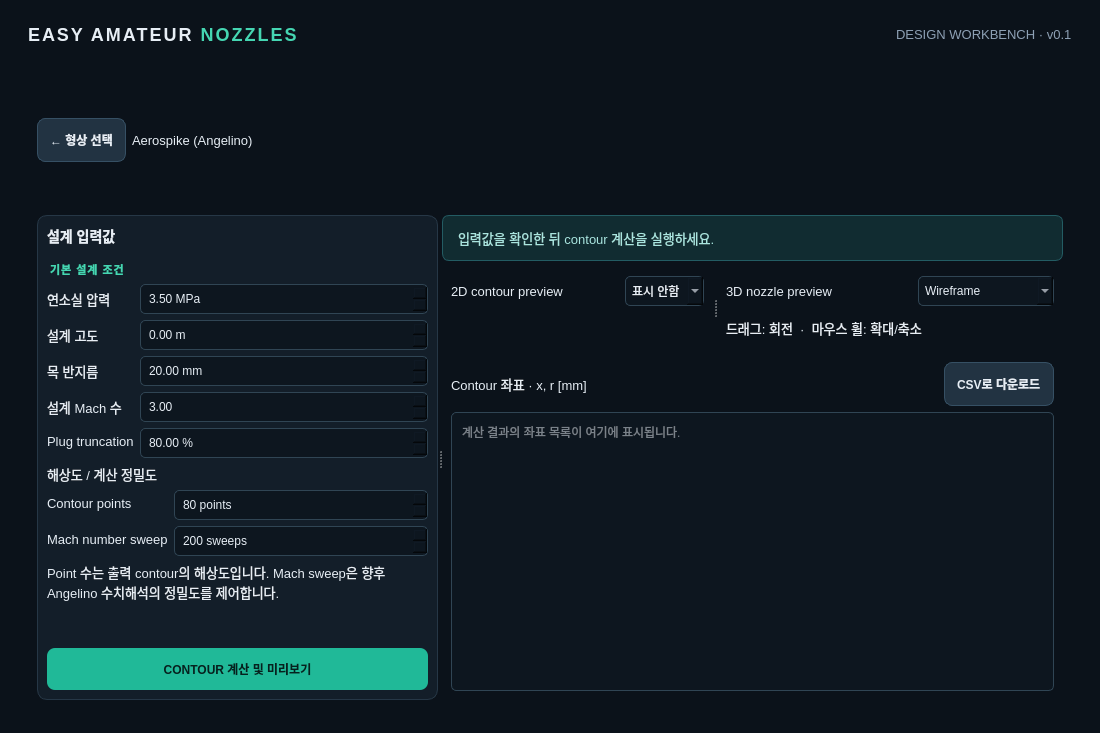
First picture: the form in form.ui, repository frontback333/Easy-Amateur-Nozzles, before the edit.
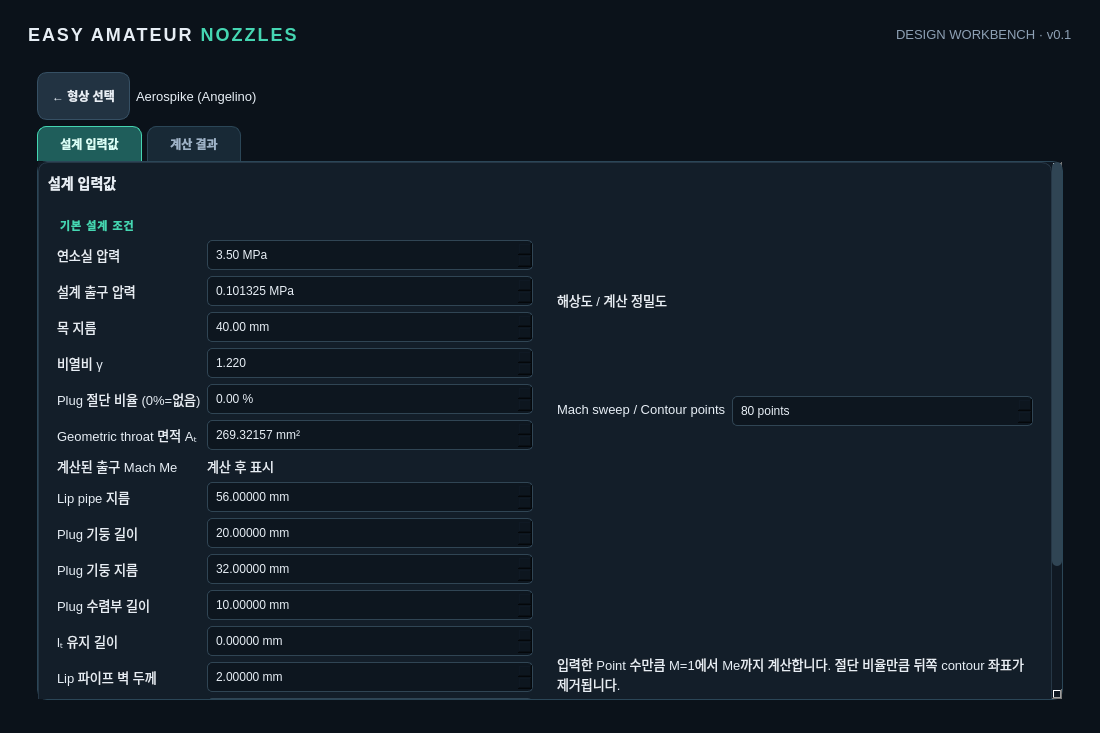
Second picture: the form after the edit. The open tabs and pages were chosen to show the change.

Commit message: feat: refine Angelino throat geometry and 3D preview

```diff
--- a/form.ui
+++ b/form.ui
@@ -20,7 +20,7 @@
    <string>Easy Amateur Nozzles</string>
   </property>
   <property name="styleSheet">
-   <string notr="true">QMainWindow{background:#0b121a;color:#e7eef5} QLabel{color:#e7eef5;font-size:13px}#brand{font-size:18px;font-weight:800;letter-spacing:2px}#muted{color:#8da0b4}#heading{font-size:26px;font-weight:700;margin-top:8px}#sectionTitle{font-size:14px;font-weight:700}#group{color:#45d6b2;font-size:11px;font-weight:700;letter-spacing:1px;margin-top:8px}#panel{background:#131e29;border:1px solid #263746;border-radius:10px}#shapeCard{background:#131e29;border:1px solid #263746;border-radius:10px}#shapeCard:hover{background:#172633;border:1px solid #45d6b2}#cardTitle{font-size:16px;font-weight:700}#cardText{color:#a9bac9;min-height:62px}#availableBadge,#soonBadge{border-radius:8px;padding:3px 7px;font-size:10px;font-weight:700}#availableBadge{background:#1d554d;color:#76ecd0}#soonBadge{background:#293746;color:#93a4b4}QDoubleSpinBox,QSpinBox,QTextEdit,QComboBox{background:#0d161f;border:1px solid #304554;border-radius:5px;padding:6px;color:#e7eef5}QComboBox QAbstractItemView{background:#172633;color:#e7eef5;selection-background-color:#2d6470;selection-color:#ffffff;border:1px solid #45d6b2}QPushButton{background:#223342;color:#e7eef5;border:1px solid #365064;border-radius:8px;padding:12px;text-align:left;font-weight:600}QPushButton:hover{background:#2d4456}QPushButton:disabled{color:#8193a3;background:#17232e;border-color:#263746}#calculateButton{background:#20b998;color:#06211e;border:none;text-align:center;font-weight:800}#calculateButton:hover{background:#45d6b2}#status{background:#112c31;border:1px solid #235c63;border-radius:7px}#status QLabel{color:#a9e5df;padding:3px}</string>
+   <string notr="true">QMainWindow{background:#0b121a;color:#e7eef5} QLabel{color:#e7eef5;font-size:13px}#brand{font-size:18px;font-weight:800;letter-spacing:2px}#muted{color:#8da0b4}#heading{font-size:26px;font-weight:700;margin-top:8px}#sectionTitle{font-size:14px;font-weight:700}#group{color:#45d6b2;font-size:11px;font-weight:700;letter-spacing:1px;margin-top:8px}#panel{background:#131e29;border:1px solid #263746;border-radius:10px}#shapeCard{background:#131e29;border:1px solid #263746;border-radius:12px}#shapeCard:hover{background:#172633;border:1px solid #45d6b2}#shapeEyebrow{color:#7e9aad;font-size:10px;font-weight:800;letter-spacing:1.3px}#shapeTitle{font-size:18px;font-weight:800;color:#f1f7fb}#shapeMethod{color:#76ecd0;font-size:11px;font-weight:700;letter-spacing:.5px}#shapeRule{background:#2a5260;min-height:2px;max-height:2px}#shapeDescription{color:#a9bac9;font-size:12px;min-height:48px}#shapeStatusReady,#shapeStatusSoon{border-radius:8px;padding:4px 7px;font-size:10px;font-weight:800;letter-spacing:.5px}#shapeStatusReady{background:#1d554d;color:#76ecd0}#shapeStatusSoon{background:#1b303d;color:#a9bac9}#shapeAction{color:#79b8c6;font-size:11px;font-weight:700}QDoubleSpinBox,QSpinBox,QTextEdit,QComboBox{background:#0d161f;border:1px solid #304554;border-radius:5px;padding:6px;color:#e7eef5}QComboBox QAbstractItemView{background:#172633;color:#e7eef5;selection-background-color:#2d6470;selection-color:#ffffff;border:1px solid #45d6b2}QCheckBox{color:#d9fff7;font-weight:600;spacing:6px}QCheckBox::indicator{width:15px;height:15px}QCheckBox::indicator:checked{background:#45d6b2;border:1px solid #76ecd0;border-radius:3px}QScrollArea{background:#101923;border:0}QScrollBar:vertical{background:#101923;width:10px}QScrollBar::handle:vertical{background:#304554;border-radius:5px;min-height:24px}QTabWidget::pane{border:1px solid #2b4657;border-radius:10px;background:#101923}QTabBar::tab{background:#182936;color:#9eb3c8;border:1px solid #2b4657;border-bottom:0;border-top-left-radius:9px;border-top-right-radius:9px;padding:10px 22px;margin-right:5px;font-weight:700}QTabBar::tab:selected{background:#1f5e5b;color:#d9fff7;border-color:#45d6b2}QPushButton{background:#223342;color:#e7eef5;border:1px solid #365064;border-radius:10px;padding:14px;text-align:left;font-weight:600}QPushButton:hover{background:#2d4456}QPushButton:disabled{color:#8193a3;background:#17232e;border-color:#263746}#angelinoButton,#mocAerospikeButton,#raoButton,#mocBellButton,#conicalButton{background:#1d4651;border:1px solid #367282;border-radius:7px;color:#d9fff7;font-size:11px;font-weight:800;padding:7px 10px;text-align:center}#angelinoButton:hover{background:#277b72;border-color:#8effdb}#mocAerospikeButton:disabled,#raoButton:disabled,#mocBellButton:disabled,#conicalButton:disabled{background:#172632;color:#8193a3;border-color:#2b4657}#calculateButton{background:#20b998;color:#06211e;border:none;text-align:center;font-weight:800}#calculateButton:hover{background:#45d6b2}#status{background:#112c31;border:1px solid #235c63;border-radius:7px}#status QLabel{color:#a9e5df;padding:3px}</string>
   </property>
   <widget class="QWidget" name="centralwidget">
    <layout class="QVBoxLayout" name="rootLayout">
@@ -244,11 +244,13 @@
          </layout>
         </item>
         <item>
-         <widget class="QSplitter" name="mainSplitter">
-          <property name="orientation">
-           <enum>Qt::Orientation::Horizontal</enum>
-          </property>
-          <widget class="QFrame" name="panel">
+         <widget class="QTabWidget" name="designTabs">
+          <widget class="QScrollArea" name="inputScroll">
+           <attribute name="title">
+            <string>설계 입력값</string>
+           </attribute>
+           <property name="widgetResizable"><bool>true</bool></property>
+           <widget class="QFrame" name="panel">
            <layout class="QVBoxLayout" name="inputLayout">
             <item>
              <widget class="QLabel" name="sectionTitle">
@@ -257,15 +259,20 @@
               </property>
              </widget>
             </item>
-            <item>
-             <widget class="QLabel" name="group">
+             <item>
+              <layout class="QHBoxLayout" name="inputGroupsLayout">
+               <item>
+                <widget class="QFrame" name="inputGroup">
+                 <layout class="QVBoxLayout" name="primaryInputLayout">
+                  <item>
+                   <widget class="QLabel" name="group">
               <property name="text">
                <string>기본 설계 조건</string>
               </property>
-             </widget>
-            </item>
-            <item>
-             <layout class="QFormLayout" name="inputForm">
+                   </widget>
+                  </item>
+                  <item>
+                   <layout class="QFormLayout" name="inputForm">
               <item row="0" column="0">
                <widget class="QLabel" name="pressureText">
                 <property name="text">
@@ -295,24 +302,33 @@
               <item row="1" column="0">
                <widget class="QLabel" name="altitudeText">
                 <property name="text">
-                 <string>설계 고도</string>
+                 <string>설계 출구 압력</string>
                 </property>
                </widget>
               </item>
               <item row="1" column="1">
                <widget class="QDoubleSpinBox" name="altitudeSpin">
                 <property name="suffix">
-                 <string> m</string>
+                 <string> MPa</string>
+                </property>
+                <property name="decimals">
+                 <number>6</number>
+                </property>
+                <property name="minimum">
+                 <double>0.000001000000000</double>
                 </property>
                 <property name="maximum">
-                 <double>100000.000000000000000</double>
+                 <double>100.000000000000000</double>
+                </property>
+                <property name="value">
+                 <double>0.101325000000000</double>
                 </property>
                </widget>
               </item>
               <item row="2" column="0">
                <widget class="QLabel" name="throatText">
                 <property name="text">
-                 <string>목 반지름</string>
+                 <string>목 지름</string>
                 </property>
                </widget>
               </item>
@@ -322,40 +338,43 @@
                  <string> mm</string>
                 </property>
                 <property name="minimum">
-                 <double>0.100000000000000</double>
+                 <double>0.200000000000000</double>
                 </property>
                 <property name="maximum">
-                 <double>500.000000000000000</double>
+                 <double>1000.000000000000000</double>
                 </property>
                 <property name="value">
-                 <double>20.000000000000000</double>
+                 <double>40.000000000000000</double>
                 </property>
                </widget>
               </item>
               <item row="3" column="0">
                <widget class="QLabel" name="machText">
                 <property name="text">
-                 <string>설계 Mach 수</string>
+                 <string>비열비 γ</string>
                 </property>
                </widget>
               </item>
               <item row="3" column="1">
                <widget class="QDoubleSpinBox" name="machSpin">
+                <property name="decimals">
+                 <number>3</number>
+                </property>
                 <property name="minimum">
-                 <double>1.010000000000000</double>
+                 <double>1.050000000000000</double>
                 </property>
                 <property name="maximum">
-                 <double>10.000000000000000</double>
+                 <double>1.670000000000000</double>
                 </property>
                 <property name="value">
-                 <double>3.000000000000000</double>
+                 <double>1.220000000000000</double>
                 </property>
                </widget>
               </item>
               <item row="4" column="0">
                <widget class="QLabel" name="truncationText">
                 <property name="text">
-                 <string>Plug truncation</string>
+                 <string>Plug 절단 비율 (0%=없음)</string>
                 </property>
                </widget>
               </item>
@@ -365,31 +384,57 @@
                  <string> %</string>
                 </property>
                 <property name="minimum">
-                 <double>5.000000000000000</double>
+                 <double>0.000000000000000</double>
                 </property>
                 <property name="maximum">
                  <double>100.000000000000000</double>
                 </property>
                 <property name="value">
-                 <double>80.000000000000000</double>
+                 <double>0.000000000000000</double>
                 </property>
                </widget>
               </item>
-             </layout>
-            </item>
-            <item>
-             <widget class="QLabel" name="group">
+              <item row="5" column="0"><widget class="QLabel" name="throatAreaText"><property name="text"><string>Geometric throat 면적 Aₜ</string></property></widget></item>
+              <item row="5" column="1"><widget class="QDoubleSpinBox" name="throatAreaSpin"><property name="suffix"><string> mm²</string></property><property name="decimals"><number>5</number></property><property name="minimum"><double>0.001000000000000</double></property><property name="maximum"><double>1000000.000000000000000</double></property><property name="value"><double>269.321570000000000</double></property></widget></item>
+              <item row="6" column="0"><widget class="QLabel" name="meText"><property name="text"><string>계산된 출구 Mach Me</string></property></widget></item>
+              <item row="6" column="1"><widget class="QLabel" name="meValue"><property name="text"><string>계산 후 표시</string></property></widget></item>
+              <item row="7" column="0"><widget class="QLabel" name="lipRadiusText"><property name="text"><string>Lip pipe 지름</string></property></widget></item>
+              <item row="7" column="1"><widget class="QDoubleSpinBox" name="lipPipeRadiusSpin"><property name="suffix"><string> mm</string></property><property name="decimals"><number>5</number></property><property name="minimum"><double>0.200000000000000</double></property><property name="maximum"><double>2000.000000000000000</double></property><property name="value"><double>56.000000000000000</double></property></widget></item>
+              <item row="8" column="0"><widget class="QLabel" name="plugColumnLengthText"><property name="text"><string>Plug 기둥 길이</string></property></widget></item>
+              <item row="8" column="1"><widget class="QDoubleSpinBox" name="plugColumnLengthSpin"><property name="suffix"><string> mm</string></property><property name="decimals"><number>5</number></property><property name="minimum"><double>0.100000000000000</double></property><property name="maximum"><double>1000.000000000000000</double></property><property name="value"><double>20.000000000000000</double></property></widget></item>
+              <item row="9" column="0"><widget class="QLabel" name="plugColumnRadiusText"><property name="text"><string>Plug 기둥 지름</string></property></widget></item>
+              <item row="9" column="1"><widget class="QDoubleSpinBox" name="plugColumnRadiusSpin"><property name="suffix"><string> mm</string></property><property name="decimals"><number>5</number></property><property name="minimum"><double>0.200000000000000</double></property><property name="maximum"><double>2000.000000000000000</double></property><property name="value"><double>32.000000000000000</double></property></widget></item>
+              <item row="10" column="0"><widget class="QLabel" name="plugConvergingLengthText"><property name="text"><string>Plug 수렴부 길이</string></property></widget></item>
+              <item row="10" column="1"><widget class="QDoubleSpinBox" name="plugConvergingLengthSpin"><property name="suffix"><string> mm</string></property><property name="decimals"><number>5</number></property><property name="minimum"><double>0.100000000000000</double></property><property name="maximum"><double>1000.000000000000000</double></property><property name="value"><double>10.000000000000000</double></property></widget></item>
+              <item row="11" column="0"><widget class="QLabel" name="throatLengthText"><property name="text"><string>lₜ 유지 길이</string></property></widget></item>
+              <item row="11" column="1"><widget class="QDoubleSpinBox" name="throatLengthSpin"><property name="suffix"><string> mm</string></property><property name="decimals"><number>5</number></property><property name="minimum"><double>0.000000000000000</double></property><property name="maximum"><double>1000.000000000000000</double></property><property name="value"><double>0.000000000000000</double></property></widget></item>
+              <item row="12" column="0"><widget class="QLabel" name="lipWallText"><property name="text"><string>Lip 파이프 벽 두께</string></property></widget></item>
+              <item row="12" column="1"><widget class="QDoubleSpinBox" name="lipWallSpin"><property name="suffix"><string> mm</string></property><property name="decimals"><number>5</number></property><property name="minimum"><double>0.010000000000000</double></property><property name="maximum"><double>1000.000000000000000</double></property><property name="value"><double>2.000000000000000</double></property></widget></item>
+              <item row="13" column="0"><widget class="QLabel" name="pressureUnitText"><property name="text"><string>압력 단위</string></property></widget></item>
+              <item row="13" column="1"><widget class="QComboBox" name="pressureUnitCombo"><item><property name="text"><string>MPa</string></property></item><item><property name="text"><string>psi</string></property></item><item><property name="text"><string>bar</string></property></item></widget></item>
+              <item row="14" column="0"><widget class="QLabel" name="lengthUnitText"><property name="text"><string>길이 단위</string></property></widget></item>
+              <item row="14" column="1"><widget class="QComboBox" name="lengthUnitCombo"><item><property name="text"><string>mm</string></property></item><item><property name="text"><string>inch</string></property></item><item><property name="text"><string>m</string></property></item></widget></item>
+                   </layout>
+                  </item>
+                 </layout>
+                </widget>
+               </item>
+               <item>
+                <widget class="QFrame" name="inputGroup">
+                 <layout class="QVBoxLayout" name="precisionInputLayout">
+                  <item>
+                   <widget class="QLabel" name="group">
               <property name="text">
                <string>해상도 / 계산 정밀도</string>
               </property>
-             </widget>
-            </item>
-            <item>
-             <layout class="QFormLayout" name="precisionForm">
+                   </widget>
+                  </item>
+                  <item>
+                   <layout class="QFormLayout" name="precisionForm">
               <item row="0" column="0">
                <widget class="QLabel" name="pointText">
                 <property name="text">
-                 <string>Contour points</string>
+                 <string>Mach sweep / Contour points</string>
                 </property>
                </widget>
               </item>
@@ -409,41 +454,23 @@
                 </property>
                </widget>
               </item>
-              <item row="1" column="0">
-               <widget class="QLabel" name="sweepText">
-                <property name="text">
-                 <string>Mach number sweep</string>
-                </property>
-               </widget>
-              </item>
-              <item row="1" column="1">
-               <widget class="QSpinBox" name="sweepSpin">
-                <property name="suffix">
-                 <string> sweeps</string>
-                </property>
-                <property name="minimum">
-                 <number>10</number>
-                </property>
-                <property name="maximum">
-                 <number>5000</number>
-                </property>
-                <property name="value">
-                 <number>200</number>
-                </property>
-               </widget>
-              </item>
-             </layout>
-            </item>
-            <item>
-             <widget class="QLabel" name="muted">
+                   </layout>
+                  </item>
+                  <item>
+                   <widget class="QLabel" name="muted">
               <property name="text">
-               <string>Point 수는 출력 contour의 해상도입니다. Mach sweep은 향후 Angelino 수치해석의 정밀도를 제어합니다.</string>
+               <string>입력한 Point 수만큼 M=1에서 Me까지 계산합니다. 절단 비율만큼 뒤쪽 contour 좌표가 제거됩니다.</string>
               </property>
               <property name="wordWrap">
                <bool>true</bool>
               </property>
-             </widget>
-            </item>
+                   </widget>
+                  </item>
+                 </layout>
+                </widget>
+               </item>
+              </layout>
+             </item>
             <item>
              <spacer name="inputSpacer">
               <property name="orientation">
@@ -465,8 +492,12 @@
              </widget>
             </item>
            </layout>
+           </widget>
           </widget>
           <widget class="QWidget" name="resultsPanel">
+           <attribute name="title">
+            <string>계산 결과</string>
+           </attribute>
            <layout class="QVBoxLayout" name="resultsLayout">
             <item>
              <widget class="QFrame" name="status">
@@ -561,7 +592,10 @@
                    </spacer>
                   </item>
                   <item>
-                   <widget class="QComboBox" name="renderModeCombo">
+                  <widget class="QComboBox" name="renderModeCombo">
+                   <property name="currentIndex">
+                    <number>2</number>
+                   </property>
                     <item>
                      <property name="text">
                       <string>Wireframe</string>
```
Left out of the diff: 151 changed lines with no effect on the pictures. The commit also changes 4 other files.
